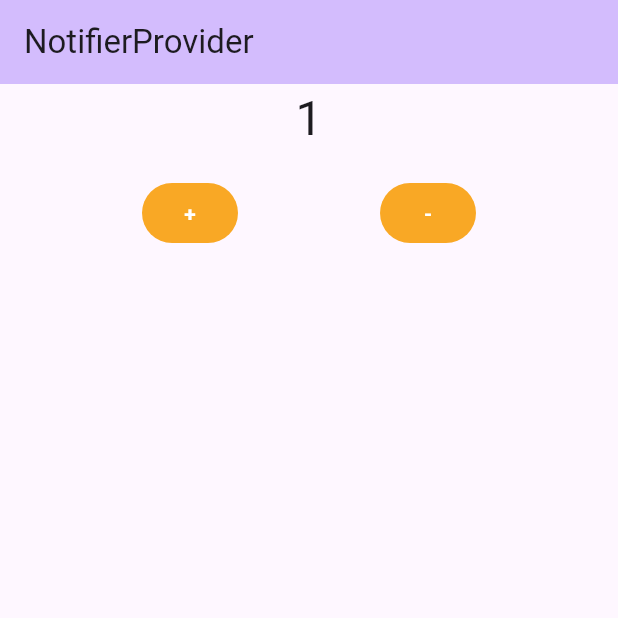
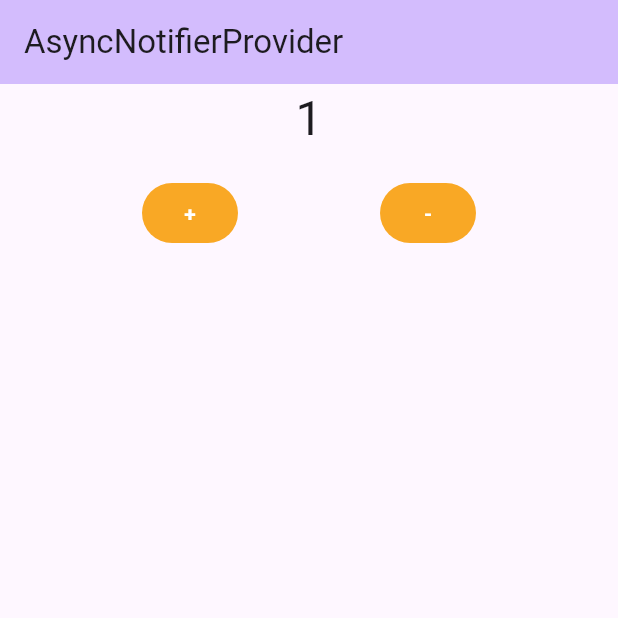
Before and after one commit to a-sasaoka/study_riverpod, a Flutter app: the screen it shows after launch, after a tap on an icon or button, on a phone screen of 412 x 824 dp, the top half of it. Run offline on Flutter 3.47's test engine with Material 2 defaults, Android fonts, the light colour scheme and no system bars; our stand-ins replace flutter_riverpod, riverpod_annotation; generated files the repository leaves out were written again.

Commit message:
NotifierProviderをAsyncNotifierProviderに変更

```diff
--- a/lib/main.dart
+++ b/lib/main.dart
@@ -19,12 +19,12 @@ class MyApp extends StatelessWidget {
   @override
   Widget build(BuildContext context) {
     return MaterialApp(
-      title: 'NotifierProvider',
+      title: 'AsyncNotifierProvider',
       theme: ThemeData(
         colorScheme: ColorScheme.fromSeed(seedColor: Colors.deepPurple),
         useMaterial3: true,
       ),
-      home: const MyHomePage(title: 'NotifierProvider'),
+      home: const MyHomePage(title: 'AsyncNotifierProvider'),
     );
   }
 }
@@ -42,10 +42,10 @@ class _MyHomePageState extends ConsumerState<MyHomePage> {
   @override
   Widget build(BuildContext context) {
     // provider
-    final counter = ref.watch(counterProvider);
+    final counter = ref.watch(asyncCounterProvider);
 
     // notifier
-    final notifier = ref.watch(counterProvider.notifier);
+    final notifier = ref.watch(asyncCounterProvider.notifier);
 
     return Scaffold(
       appBar: AppBar(
@@ -53,7 +53,11 @@ class _MyHomePageState extends ConsumerState<MyHomePage> {
         title: Text(widget.title),
       ),
       body: Center(
-        child: Column(
+        child: counter.when(
+          loading: CircularProgressIndicator.adaptive,
+          error: (err, stack) => Center(child: Text('error: $err')),
+          data: (counter) {
+            return Column(
               children: [
                 Text(
                   counter.toString(),
@@ -106,6 +110,8 @@ class _MyHomePageState extends ConsumerState<MyHomePage> {
                   ],
                 ),
               ],
+            );
+          },
         ),
       ),
     );
--- a/lib/notifier_provider.dart
+++ b/lib/notifier_provider.dart
@@ -4,25 +4,41 @@ part 'notifier_provider.g.dart';
 
 /// カウント数を管理する
 @riverpod
-class Counter extends _$Counter {
+class AsyncCounter extends _$AsyncCounter {
   int _counter = 0;
 
   @override
-  int build() {
+  FutureOr<int> build() async {
+    // 1秒待つ
+    await Future.delayed(const Duration(seconds: 3), () {});
     return _counter;
   }
 
+  Future<int> _increment() async {
+    // 1秒待つ
+    await Future.delayed(const Duration(seconds: 1), () {});
+    return ++_counter;
+  }
+
   /// カウントアップする
-  void increment() {
-    _counter++;
+  Future<void> increment() async {
+    // stateをローディングに変更
+    state = const AsyncValue.loading();
     // 変更した状態をstateに設定
-    state = _counter;
+    state = await AsyncValue.guard(_increment);
+  }
+
+  Future<int> _decrement() async {
+    // 1秒待つ
+    await Future.delayed(const Duration(seconds: 1), () {});
+    return --_counter;
   }
 
   /// カウントダウンする
-  void decrement() {
-    _counter--;
+  Future<void> decrement() async {
+    // stateをローディングに変更
+    state = const AsyncValue.loading();
     // 変更した状態をstateに設定
-    state = _counter;
+    state = await AsyncValue.guard(_decrement);
   }
 }
```
Also changed, not shown: lib/notifier_provider.g.dart, 2 other files. Lines whose indentation alone changed are shown as unchanged.
